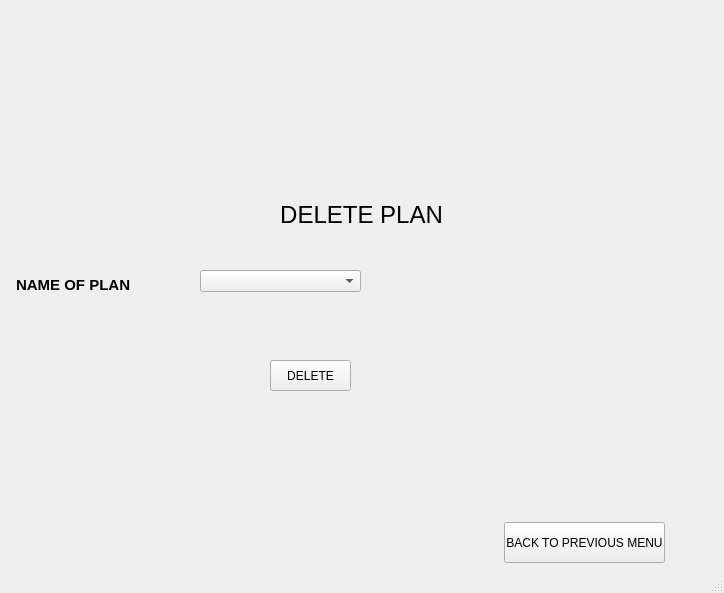
Above: ui/delete-plan.ui from yashu2001/gym-manager before the change. Below: the same form after it.
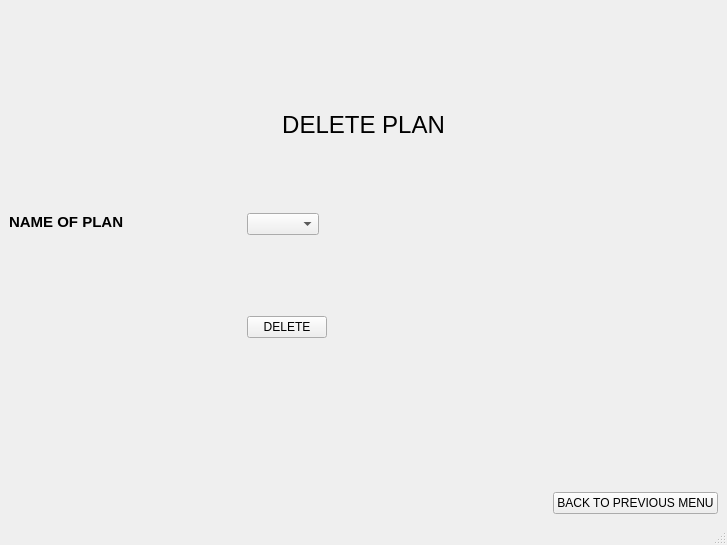
That is the form after the change. Icons and pictures are not drawn.

Commit message: added proper responsive design to all ui screens and fixed report generation for all plans

Patch:
```diff
--- a/ui/delete-plan.ui
+++ b/ui/delete-plan.ui
@@ -6,35 +6,41 @@
    <rect>
     <x>0</x>
     <y>0</y>
-    <width>724</width>
-    <height>593</height>
+    <width>727</width>
+    <height>545</height>
    </rect>
   </property>
-  <property name="minimumSize">
-   <size>
-    <width>724</width>
-    <height>593</height>
-   </size>
-  </property>
-  <property name="maximumSize">
-   <size>
-    <width>724</width>
-    <height>593</height>
-   </size>
-  </property>
   <property name="windowTitle">
    <string>MainWindow</string>
   </property>
   <widget class="QWidget" name="centralwidget">
+   <layout class="QGridLayout" name="gridLayout">
+    <item row="1" column="0" colspan="3" alignment="Qt::AlignHCenter|Qt::AlignTop">
+     <widget class="QLabel" name="label_2">
+      <property name="text">
+       <string>&lt;html&gt;&lt;head/&gt;&lt;body&gt;&lt;p align=&quot;center&quot;&gt;&lt;span style=&quot; font-size:18pt;&quot;&gt;DELETE PLAN&lt;/span&gt;&lt;/p&gt;&lt;/body&gt;&lt;/html&gt;</string>
+      </property>
+     </widget>
+    </item>
+    <item row="2" column="1" alignment="Qt::AlignLeft|Qt::AlignTop">
+     <widget class="QComboBox" name="comboBox"/>
+    </item>
+    <item row="3" column="1" alignment="Qt::AlignLeft|Qt::AlignTop">
+     <widget class="QPushButton" name="pushButton">
+      <property name="text">
+       <string>DELETE</string>
+      </property>
+     </widget>
+    </item>
+    <item row="4" column="2" alignment="Qt::AlignRight|Qt::AlignBottom">
+     <widget class="QPushButton" name="pushButton_2">
+      <property name="text">
+       <string>BACK TO PREVIOUS MENU</string>
+      </property>
+     </widget>
+    </item>
+    <item row="0" column="1">
    <widget class="QLabel" name="label">
-    <property name="geometry">
-     <rect>
-      <x>6</x>
-      <y>9</y>
-      <width>701</width>
-      <height>161</height>
-     </rect>
-    </property>
     <property name="text">
      <string/>
     </property>
@@ -45,68 +51,15 @@
      <bool>true</bool>
     </property>
    </widget>
-   <widget class="QLabel" name="label_2">
-    <property name="geometry">
-     <rect>
-      <x>16</x>
-      <y>190</y>
-      <width>691</width>
-      <height>51</height>
-     </rect>
-    </property>
-    <property name="text">
-     <string>&lt;html&gt;&lt;head/&gt;&lt;body&gt;&lt;p align=&quot;center&quot;&gt;&lt;span style=&quot; font-size:18pt;&quot;&gt;DELETE PLAN&lt;/span&gt;&lt;/p&gt;&lt;/body&gt;&lt;/html&gt;</string>
-    </property>
-   </widget>
+    </item>
+    <item row="2" column="0" alignment="Qt::AlignLeft|Qt::AlignTop">
    <widget class="QLabel" name="label_3">
-    <property name="geometry">
-     <rect>
-      <x>16</x>
-      <y>270</y>
-      <width>121</width>
-      <height>31</height>
-     </rect>
-    </property>
     <property name="text">
      <string>&lt;html&gt;&lt;head/&gt;&lt;body&gt;&lt;p&gt;&lt;span style=&quot; font-size:11pt; font-weight:600;&quot;&gt;NAME OF PLAN&lt;/span&gt;&lt;/p&gt;&lt;/body&gt;&lt;/html&gt;</string>
     </property>
    </widget>
-   <widget class="QPushButton" name="pushButton">
-    <property name="geometry">
-     <rect>
-      <x>270</x>
-      <y>360</y>
-      <width>81</width>
-      <height>31</height>
-     </rect>
-    </property>
-    <property name="text">
-     <string>DELETE</string>
-    </property>
-   </widget>
-   <widget class="QPushButton" name="pushButton_2">
-    <property name="geometry">
-     <rect>
-      <x>504</x>
-      <y>522</y>
-      <width>161</width>
-      <height>41</height>
-     </rect>
-    </property>
-    <property name="text">
-     <string>BACK TO PREVIOUS MENU</string>
-    </property>
-   </widget>
-   <widget class="QComboBox" name="comboBox">
-    <property name="geometry">
-     <rect>
-      <x>200</x>
-      <y>270</y>
-      <width>161</width>
-      <height>22</height>
-     </rect>
-    </property>
-   </widget>
+    </item>
+   </layout>
   </widget>
   <widget class="QStatusBar" name="statusbar"/>
  </widget>
```
Left out of the diff: 2 changed lines with no effect on the pictures. Lines whose indentation alone changed are shown as unchanged. The commit also changes 74 other files.
